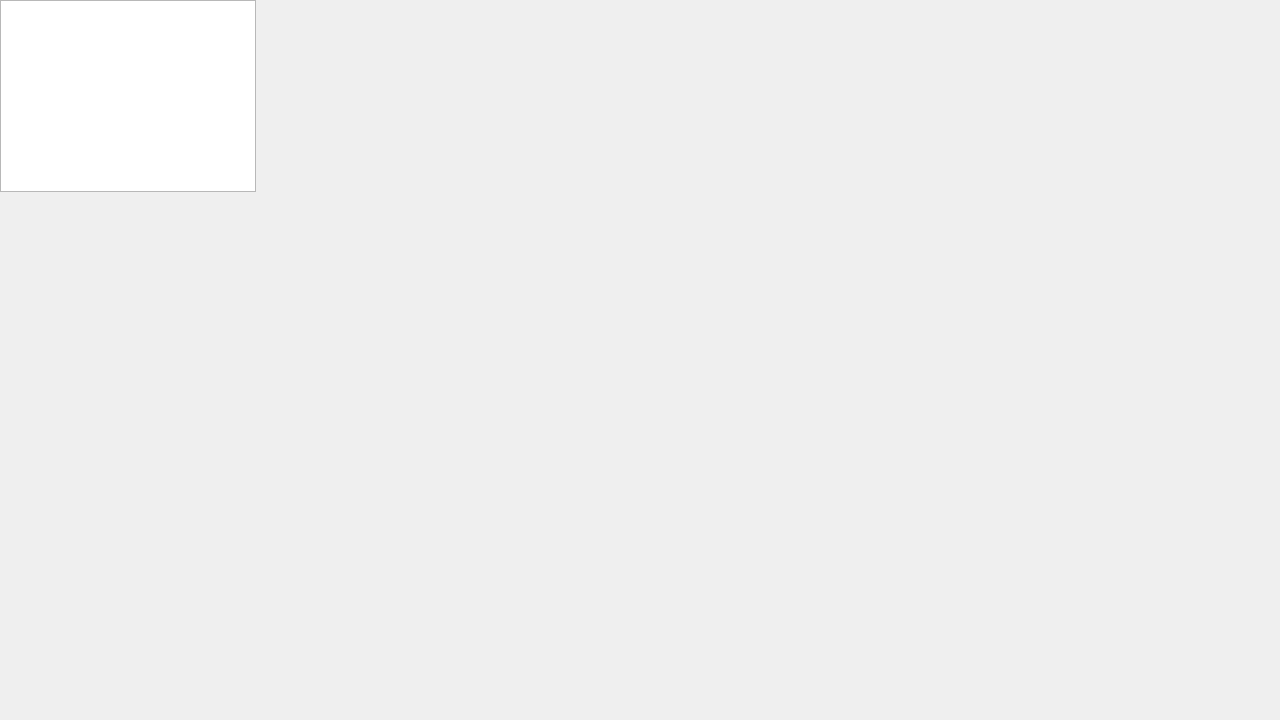
First picture: the form in forms/application.ui, repository Aquaver/signal-generator, before the edit.
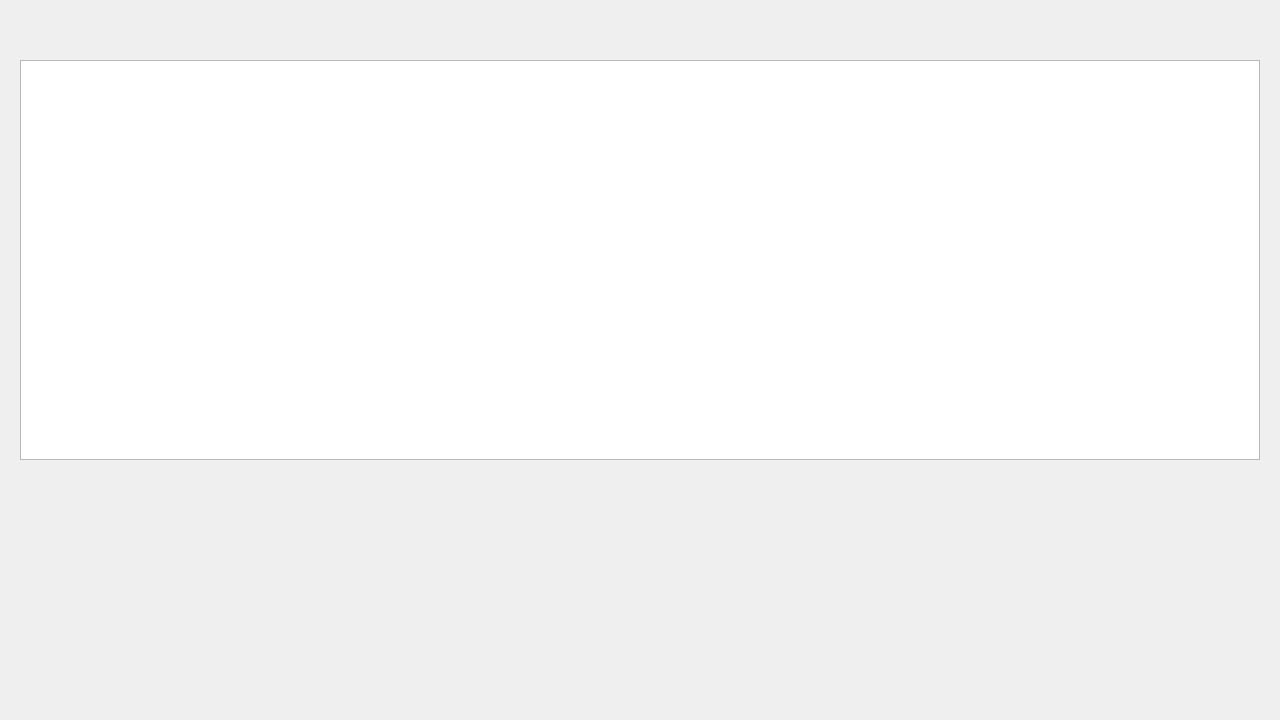
Second picture: the form after the edit.

Commit message: Added geometry property in chart field widget in application UI file

The edit to the form file:
```diff
--- a/forms/application.ui
+++ b/forms/application.ui
@@ -203,6 +203,14 @@
         
         <widget class="QWidget" name="pageMain">
           <widget class="QGraphicsView" name="chartField">
+            <property name="geometry">
+              <rect>
+                <x>20</x>
+                <y>60</y>
+                <width>1240</width>
+                <height>400</height>
+              </rect>
+            </property>
           </widget>
         </widget>
       </widget>
```
